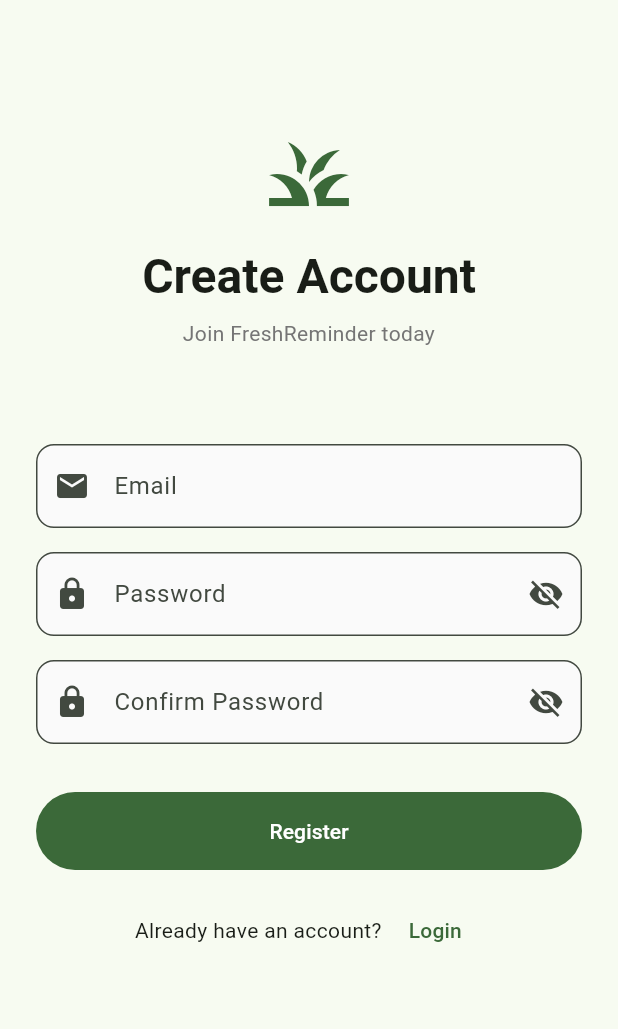
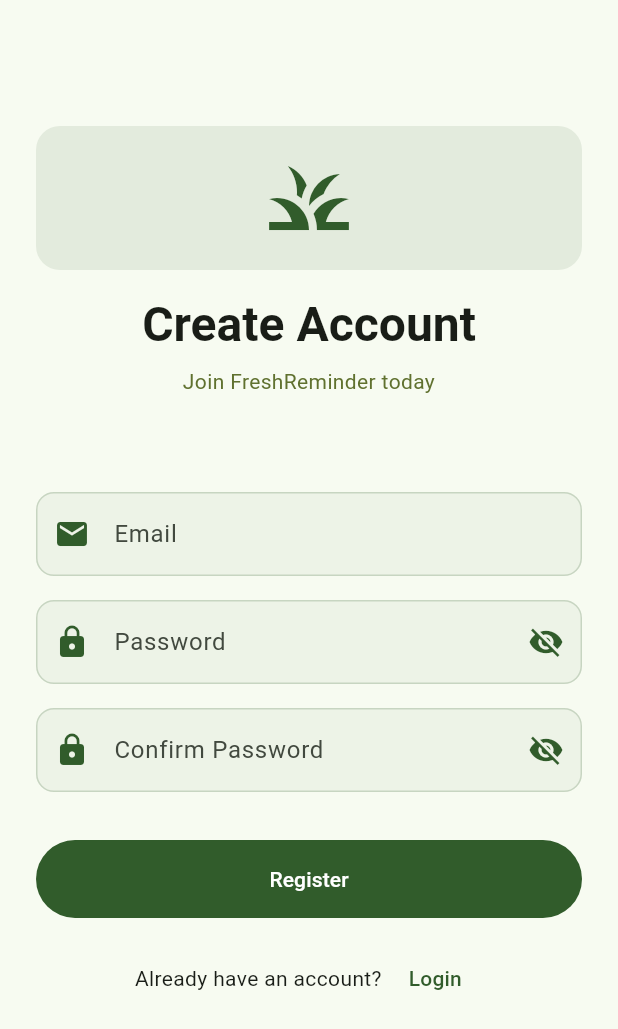
Before and after one commit to MEGADragon20/FreshReminder, a Flutter app: the screen it shows after launch, after a tap on "Register", on a phone screen of 412 x 824 dp. Shown: the top 1029 px of the screen. Run offline on Flutter 3.47's test engine with Material 3 defaults, Android fonts, the phone set to English and light mode, and no system bars; missing offline and left inert: mobile_scanner.

Commit message:
colours adapted
more legible, not definitive sheme tho

```diff
--- a/freshreminder/lib/main.dart
+++ b/freshreminder/lib/main.dart
@@ -25,17 +25,43 @@
         debugShowCheckedModeBanner: false,
         theme: ThemeData(
           colorScheme: ColorScheme.fromSeed(
-            seedColor: Colors.green,
+            seedColor: const Color(0xFF315C2B),
             brightness: Brightness.light,
+            primary: const Color(0xFF315C2B),
+            secondary: const Color(0xFF60712F),
+            tertiary: const Color(0xFF9EA93F),
           ),
           useMaterial3: true,
+          appBarTheme: const AppBarTheme(
+            backgroundColor: Color(0xFF274029),
+            foregroundColor: Colors.white,
+          ),
+          filledButtonTheme: FilledButtonThemeData(
+            style: FilledButton.styleFrom(
+              backgroundColor: const Color(0xFF315C2B),
+              foregroundColor: Colors.white,
+            ),
+          ),
         ),
         darkTheme: ThemeData(
           colorScheme: ColorScheme.fromSeed(
-            seedColor: Colors.green,
+            seedColor: const Color(0xFF9EA93F),
             brightness: Brightness.dark,
+            primary: const Color(0xFF9EA93F),
+            primaryContainer: const Color(0xFF315C2B),
+            secondary: const Color(0xFF60712F),
           ),
           useMaterial3: true,
+          appBarTheme: const AppBarTheme(
+            backgroundColor: Color(0xFF181F1C),
+            foregroundColor: Color(0xFF9EA93F),
+          ),
+          filledButtonTheme: FilledButtonThemeData(
+            style: FilledButton.styleFrom(
+              backgroundColor: const Color(0xFF60712F),
+              foregroundColor: const Color(0xFF9EA93F),
+            ),
+          ),
         ),
         home: const AuthWrapper(),
       ),
@@ -95,7 +121,6 @@
     return Scaffold(
       appBar: AppBar(
         title: const Text('FreshReminder'),
-        backgroundColor: Theme.of(context).colorScheme.inversePrimary,
       ),
       body: pages[_selectedIndex],
       bottomNavigationBar: NavigationBar(
@@ -232,21 +257,23 @@
                 Icon(
                   Icons.inventory_2_outlined,
                   size: 80,
-                  color: Colors.grey[400],
+                  color: Theme.of(context).colorScheme.secondary.withOpacity(0.5),
                 ),
                 const SizedBox(height: 16),
                 Text(
                   'Keine Produkte vorhanden',
                   style: TextStyle(
                     fontSize: 18,
-                    color: Colors.grey[600],
+                    color: Theme.of(context).colorScheme.secondary,
                   ),
                 ),
                 const SizedBox(height: 8),
                 Text(
                   'Scanne einen Kassenbon oder füge\nProdukte manuell hinzu',
                   textAlign: TextAlign.center,
-                  style: TextStyle(color: Colors.grey[500]),
+                  style: TextStyle(
+                    color: Theme.of(context).colorScheme.secondary.withOpacity(0.7),
+                  ),
                 ),
               ],
             ),
@@ -314,7 +341,7 @@
               _formatDate(product.expirationDate),
               style: TextStyle(
                 fontSize: 12,
-                color: Colors.grey[600],
+                color: Theme.of(context).colorScheme.secondary.withOpacity(0.7),
               ),
             ),
           ],
--- a/freshreminder/lib/screens/login_screen.dart
+++ b/freshreminder/lib/screens/login_screen.dart
@@ -35,10 +35,17 @@
             children: [
               const SizedBox(height: 80),
               // Logo/Title
-              Icon(
-                Icons.grass,
-                size: 64,
-                color: Theme.of(context).colorScheme.primary,
+              Container(
+                padding: const EdgeInsets.all(16),
+                decoration: BoxDecoration(
+                  color: Theme.of(context).colorScheme.primary.withOpacity(0.1),
+                  borderRadius: BorderRadius.circular(16),
+                ),
+                child: Icon(
+                  Icons.grass,
+                  size: 64,
+                  color: Theme.of(context).colorScheme.primary,
+                ),
               ),
               const SizedBox(height: 16),
               Text(
@@ -53,7 +60,7 @@
                 'Keep your groceries fresh',
                 textAlign: TextAlign.center,
                 style: Theme.of(context).textTheme.bodyMedium?.copyWith(
-                      color: Colors.grey[600],
+                      color: Theme.of(context).colorScheme.secondary,
                     ),
               ),
               const SizedBox(height: 48),
@@ -65,22 +72,22 @@
                       ? Container(
                           padding: const EdgeInsets.all(12),
                           decoration: BoxDecoration(
-                            color: Colors.red[100],
+                            color: Colors.red.withOpacity(0.1),
                             borderRadius: BorderRadius.circular(8),
-                            border: Border.all(color: Colors.red[300]!),
+                            border: Border.all(color: Colors.red.withOpacity(0.3)),
                           ),
                           child: Row(
                             children: [
-                              Icon(Icons.error, color: Colors.red[700]),
+                              Icon(Icons.error, color: Colors.red[600]),
                               const SizedBox(width: 12),
                               Expanded(
                                 child: Text(
                                   authProvider.error!,
-                                  style: TextStyle(color: Colors.red[700]),
+                                  style: TextStyle(color: Colors.red[600]),
                                 ),
                               ),
                               IconButton(
-                                icon: const Icon(Icons.close),
+                                icon: Icon(Icons.close, color: Colors.red[600]),
                                 onPressed: () => authProvider.clearError(),
                                 padding: EdgeInsets.zero,
                               ),
@@ -97,12 +104,24 @@
                 controller: _emailController,
                 decoration: InputDecoration(
                   labelText: 'Email',
-                  prefixIcon: const Icon(Icons.email),
+                  prefixIcon: Icon(
+                    Icons.email,
+                    color: Theme.of(context).colorScheme.primary,
+                  ),
                   border: OutlineInputBorder(
                     borderRadius: BorderRadius.circular(12),
+                    borderSide: BorderSide(
+                      color: Theme.of(context).colorScheme.primary.withOpacity(0.3),
+                    ),
+                  ),
+                  enabledBorder: OutlineInputBorder(
+                    borderRadius: BorderRadius.circular(12),
+                    borderSide: BorderSide(
+                      color: Theme.of(context).colorScheme.primary.withOpacity(0.2),
+                    ),
                   ),
                   filled: true,
-                  fillColor: Colors.grey[50],
+                  fillColor: Theme.of(context).colorScheme.primary.withOpacity(0.05),
                 ),
                 keyboardType: TextInputType.emailAddress,
               ),
@@ -114,10 +133,14 @@
                 obscureText: _obscurePassword,
                 decoration: InputDecoration(
                   labelText: 'Password',
-                  prefixIcon: const Icon(Icons.lock),
+                  prefixIcon: Icon(
+                    Icons.lock,
+                    color: Theme.of(context).colorScheme.primary,
+                  ),
                   suffixIcon: IconButton(
                     icon: Icon(
                       _obscurePassword ? Icons.visibility_off : Icons.visibility,
+                      color: Theme.of(context).colorScheme.primary,
                     ),
                     onPressed: () {
                       setState(() {
@@ -127,9 +150,18 @@
                   ),
                   border: OutlineInputBorder(
                     borderRadius: BorderRadius.circular(12),
+                    borderSide: BorderSide(
+                      color: Theme.of(context).colorScheme.primary.withOpacity(0.3),
+                    ),
+                  ),
+                  enabledBorder: OutlineInputBorder(
+                    borderRadius: BorderRadius.circular(12),
+                    borderSide: BorderSide(
+                      color: Theme.of(context).colorScheme.primary.withOpacity(0.2),
+                    ),
                   ),
                   filled: true,
-                  fillColor: Colors.grey[50],
+                  fillColor: Theme.of(context).colorScheme.primary.withOpacity(0.05),
                 ),
               ),
               const SizedBox(height: 32),
--- a/freshreminder/lib/screens/register_screen.dart
+++ b/freshreminder/lib/screens/register_screen.dart
@@ -38,10 +38,17 @@
             children: [
               const SizedBox(height: 60),
               // Logo/Title
-              Icon(
-                Icons.grass,
-                size: 64,
-                color: Theme.of(context).colorScheme.primary,
+              Container(
+                padding: const EdgeInsets.all(16),
+                decoration: BoxDecoration(
+                  color: Theme.of(context).colorScheme.primary.withOpacity(0.1),
+                  borderRadius: BorderRadius.circular(16),
+                ),
+                child: Icon(
+                  Icons.grass,
+                  size: 64,
+                  color: Theme.of(context).colorScheme.primary,
+                ),
               ),
               const SizedBox(height: 16),
               Text(
@@ -56,7 +63,7 @@
                 'Join FreshReminder today',
                 textAlign: TextAlign.center,
                 style: Theme.of(context).textTheme.bodyMedium?.copyWith(
-                      color: Colors.grey[600],
+                      color: Theme.of(context).colorScheme.secondary,
                     ),
               ),
               const SizedBox(height: 40),
@@ -68,22 +75,22 @@
                       ? Container(
                           padding: const EdgeInsets.all(12),
                           decoration: BoxDecoration(
-                            color: Colors.red[100],
+                            color: Colors.red.withOpacity(0.1),
                             borderRadius: BorderRadius.circular(8),
-                            border: Border.all(color: Colors.red[300]!),
+                            border: Border.all(color: Colors.red.withOpacity(0.3)),
                           ),
                           child: Row(
                             children: [
-                              Icon(Icons.error, color: Colors.red[700]),
+                              Icon(Icons.error, color: Colors.red[600]),
                               const SizedBox(width: 12),
                               Expanded(
                                 child: Text(
                                   authProvider.error!,
-                                  style: TextStyle(color: Colors.red[700]),
+                                  style: TextStyle(color: Colors.red[600]),
                                 ),
                               ),
                               IconButton(
-                                icon: const Icon(Icons.close),
+                                icon: Icon(Icons.close, color: Colors.red[600]),
                                 onPressed: () => authProvider.clearError(),
                                 padding: EdgeInsets.zero,
                               ),
@@ -100,12 +107,24 @@
                 controller: _emailController,
                 decoration: InputDecoration(
                   labelText: 'Email',
-                  prefixIcon: const Icon(Icons.email),
+                  prefixIcon: Icon(
+                    Icons.email,
+                    color: Theme.of(context).colorScheme.primary,
+                  ),
                   border: OutlineInputBorder(
                     borderRadius: BorderRadius.circular(12),
+                    borderSide: BorderSide(
+                      color: Theme.of(context).colorScheme.primary.withOpacity(0.3),
+                    ),
+                  ),
+                  enabledBorder: OutlineInputBorder(
+                    borderRadius: BorderRadius.circular(12),
+                    borderSide: BorderSide(
+                      color: Theme.of(context).colorScheme.primary.withOpacity(0.2),
+                    ),
                   ),
                   filled: true,
-                  fillColor: Colors.grey[50],
+                  fillColor: Theme.of(context).colorScheme.primary.withOpacity(0.05),
                 ),
                 keyboardType: TextInputType.emailAddress,
               ),
@@ -117,10 +136,14 @@
                 obscureText: _obscurePassword,
                 decoration: InputDecoration(
                   labelText: 'Password',
-                  prefixIcon: const Icon(Icons.lock),
+                  prefixIcon: Icon(
+                    Icons.lock,
+                    color: Theme.of(context).colorScheme.primary,
+                  ),
                   suffixIcon: IconButton(
                     icon: Icon(
                       _obscurePassword ? Icons.visibility_off : Icons.visibility,
+                      color: Theme.of(context).colorScheme.primary,
                     ),
                     onPressed: () {
                       setState(() {
@@ -130,9 +153,18 @@
                   ),
                   border: OutlineInputBorder(
                     borderRadius: BorderRadius.circular(12),
+                    borderSide: BorderSide(
+                      color: Theme.of(context).colorScheme.primary.withOpacity(0.3),
+                    ),
+                  ),
+                  enabledBorder: OutlineInputBorder(
+                    borderRadius: BorderRadius.circular(12),
+                    borderSide: BorderSide(
+                      color: Theme.of(context).colorScheme.primary.withOpacity(0.2),
+                    ),
                   ),
                   filled: true,
-                  fillColor: Colors.grey[50],
+                  fillColor: Theme.of(context).colorScheme.primary.withOpacity(0.05),
                 ),
               ),
               const SizedBox(height: 16),
@@ -143,12 +175,16 @@
                 obscureText: _obscureConfirmPassword,
                 decoration: InputDecoration(
                   labelText: 'Confirm Password',
-                  prefixIcon: const Icon(Icons.lock),
+                  prefixIcon: Icon(
+                    Icons.lock,
+                    color: Theme.of(context).colorScheme.primary,
+                  ),
                   suffixIcon: IconButton(
                     icon: Icon(
                       _obscureConfirmPassword
                           ? Icons.visibility_off
                           : Icons.visibility,
+                      color: Theme.of(context).colorScheme.primary,
                     ),
                     onPressed: () {
                       setState(() {
@@ -158,9 +194,18 @@
                   ),
                   border: OutlineInputBorder(
                     borderRadius: BorderRadius.circular(12),
+                    borderSide: BorderSide(
+                      color: Theme.of(context).colorScheme.primary.withOpacity(0.3),
+                    ),
+                  ),
+                  enabledBorder: OutlineInputBorder(
+                    borderRadius: BorderRadius.circular(12),
+                    borderSide: BorderSide(
+                      color: Theme.of(context).colorScheme.primary.withOpacity(0.2),
+                    ),
                   ),
                   filled: true,
-                  fillColor: Colors.grey[50],
+                  fillColor: Theme.of(context).colorScheme.primary.withOpacity(0.05),
                 ),
               ),
               const SizedBox(height: 32),
```
